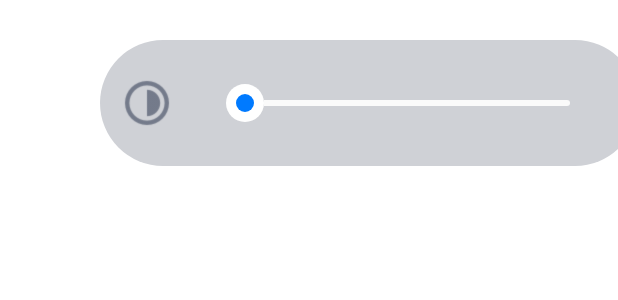
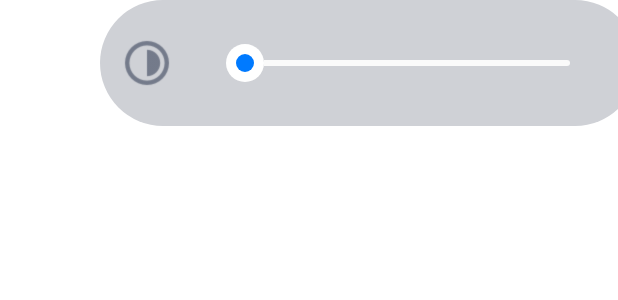
Before and after one commit to lixiangdebaby/CustomerSystemUI, an Android app: the layout screen_brightness_seekbar.xml on its own in the app's theme, with its tools: preview values and no code run, on a phone screen of 412 x 824 dp. Shown: the top 300 px of the screen. Run offline under Robolectric (Android 15) with nearby library versions, the phone set to English and light mode, and no system bars.

Commit message:
优化界面

```diff
--- a/app/src/main/res/layout/screen_brightness_seekbar.xml
+++ b/app/src/main/res/layout/screen_brightness_seekbar.xml
@@ -4,13 +4,14 @@
     android:layout_width="match_parent"
     android:layout_height="@dimen/systeui_panel_line_two_height"
     android:layout_marginStart="0px"
+    android:layout_marginTop="0px"
     >
     <LinearLayout
         android:id="@+id/liner_volume_seekbar"
         android:layout_width="@dimen/systemui_seekbar_background_width"
         android:layout_height="@dimen/systemui_seekbar_background_height"
         android:orientation="horizontal"
-        android:layout_gravity="center"
+        android:layout_gravity="top"
         android:background="@drawable/systemui_seekbar_bg"
         android:layout_marginStart="@dimen/systemui_mainlayout_margin_left"
         android:layout_marginRight="@dimen/systemui_seekbar_background_margin_right">
@@ -43,7 +44,7 @@
         android:scaleType="centerInside"
         android:background="@drawable/systemui_imagebutton_background_normal"
         android:src="@drawable/imgbtn_brightness_selector"
-        android:layout_gravity="center"
+        android:layout_gravity="top"
         android:layout_marginEnd="@dimen/systeui_panel_mute_margin_end"
         android:layout_marginStart="@dimen/systemui_seekbar_background_margin_right"
         />
```
Also changed, not shown: app/src/main/java/com/saicmotor/systemui/function/SceneModeChange.java (+13 -6 lines), app/src/main/java/com/saicmotor/systemui/function/SceneModeStatus.java (added, +9 -0 lines).
